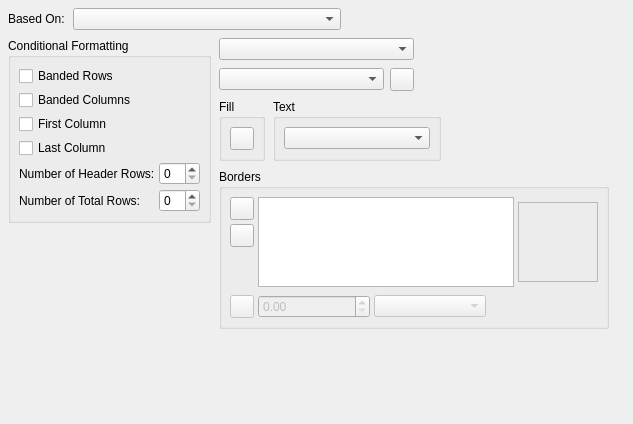
Above: scribus/ui/smtablestylewidget.ui from Mu-L/scribus before the change. Below: the same form after it.
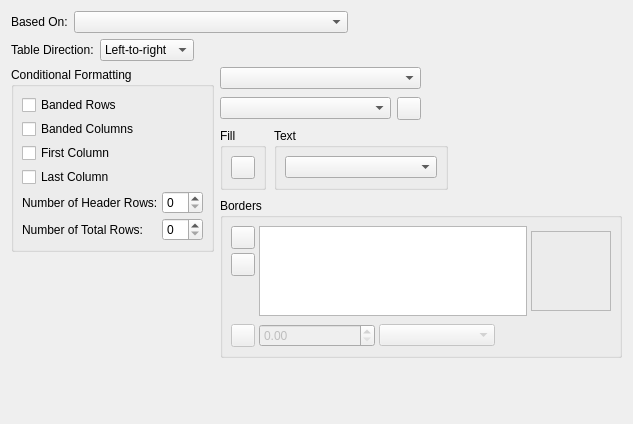
That is the form after the change. Custom widgets are drawn as their Qt base class.

Commit message: Part of #17826: RTL mode for tables - add in table direction settings to styles, and (maybe temporarily) to PP (may need to go to general propertoes on PP instead of table)

What changed in the file:
```diff
--- a/scribus/ui/smtablestylewidget.ui
+++ b/scribus/ui/smtablestylewidget.ui
@@ -10,23 +10,8 @@
     <height>424</height>
    </rect>
   </property>
-  <layout class="QGridLayout" name="gridLayout">
-   <property name="leftMargin">
-    <number>8</number>
-   </property>
-   <property name="topMargin">
-    <number>8</number>
-   </property>
-   <property name="rightMargin">
-    <number>8</number>
-   </property>
-   <property name="bottomMargin">
-    <number>8</number>
-   </property>
-   <property name="spacing">
-    <number>8</number>
-   </property>
-   <item row="0" column="0" colspan="2">
+  <layout class="QVBoxLayout" name="verticalLayout_7">
+   <item>
     <layout class="QHBoxLayout" name="horizontalLayout_2">
      <item>
       <widget class="QLabel" name="parentLabel">
@@ -60,7 +45,148 @@
      </item>
     </layout>
    </item>
+   <item>
+    <layout class="QHBoxLayout" name="horizontalLayout_4">
+     <item>
+      <widget class="QLabel" name="label_3">
+       <property name="text">
+        <string>Table Direction:</string>
+       </property>
+      </widget>
+     </item>
+     <item>
+      <widget class="QComboBox" name="tableDirectionComboBox">
+       <item>
+        <property name="text">
+         <string>Left-to-right</string>
+        </property>
+       </item>
+       <item>
+        <property name="text">
+         <string>Right-to-left</string>
+        </property>
+       </item>
+      </widget>
+     </item>
+     <item>
+      <spacer name="horizontalSpacer_2">
+       <property name="orientation">
+        <enum>Qt::Orientation::Horizontal</enum>
+       </property>
+       <property name="sizeHint" stdset="0">
+        <size>
+         <width>40</width>
+         <height>20</height>
+        </size>
+       </property>
+      </spacer>
+     </item>
+    </layout>
+   </item>
+   <item>
+    <layout class="QHBoxLayout" name="horizontalLayout_8">
+     <item>
+      <layout class="QVBoxLayout" name="verticalLayout_3">
+       <item>
+        <widget class="QGroupBox" name="conditionalFormattingGroupBox">
+         <property name="title">
+          <string>Conditional Formatting</string>
+         </property>
+         <layout class="QVBoxLayout" name="verticalLayout_4">
+          <property name="spacing">
+           <number>4</number>
+          </property>
+          <property name="leftMargin">
+           <number>8</number>
+          </property>
+          <property name="topMargin">
+           <number>8</number>
+          </property>
+          <property name="rightMargin">
+           <number>8</number>
+          </property>
+          <property name="bottomMargin">
+           <number>8</number>
+          </property>
+          <item>
+           <widget class="QCheckBox" name="bandedRowsCheckBox">
+            <property name="text">
+             <string>Banded Rows</string>
+            </property>
+           </widget>
+          </item>
+          <item>
+           <widget class="QCheckBox" name="bandedColumnsCheckBox">
+            <property name="text">
+             <string>Banded Columns</string>
+            </property>
+           </widget>
+          </item>
+          <item>
+           <widget class="QCheckBox" name="firstColumnCheckBox">
+            <property name="text">
+             <string>First Column</string>
+            </property>
+           </widget>
+          </item>
+          <item>
+           <widget class="QCheckBox" name="lastColumnCheckBox">
+            <property name="text">
+             <string>Last Column</string>
+            </property>
+           </widget>
+          </item>
+          <item>
+           <layout class="QGridLayout" name="gridLayout_2">
+            <item row="0" column="1">
+             <widget class="QSpinBox" name="headerRowsSpinBox">
+              <property name="maximum">
+               <number>10</number>
+              </property>
+             </widget>
+            </item>
+            <item row="1" column="0">
+             <widget class="QLabel" name="label_2">
+              <property name="text">
+               <string>Number of Total Rows:</string>
+              </property>
+             </widget>
+            </item>
+            <item row="0" column="0">
+             <widget class="QLabel" name="label">
+              <property name="text">
+               <string>Number of Header Rows:</string>
+              </property>
+             </widget>
+            </item>
    <item row="1" column="1">
+             <widget class="QSpinBox" name="totalRowsSpinBox">
+              <property name="maximum">
+               <number>10</number>
+              </property>
+             </widget>
+            </item>
+           </layout>
+          </item>
+         </layout>
+        </widget>
+       </item>
+       <item>
+        <spacer name="verticalSpacer">
+         <property name="orientation">
+          <enum>Qt::Orientation::Vertical</enum>
+         </property>
+         <property name="sizeHint" stdset="0">
+          <size>
+           <width>0</width>
+           <height>0</height>
+          </size>
+         </property>
+        </spacer>
+       </item>
+      </layout>
+     </item>
+     <item>
     <layout class="QVBoxLayout" name="verticalLayout_6">
      <property name="spacing">
       <number>8</number>
@@ -557,108 +683,9 @@
      </item>
     </layout>
    </item>
-   <item row="1" column="0">
-    <layout class="QVBoxLayout" name="verticalLayout_3">
-     <item>
-      <widget class="QGroupBox" name="conditionalFormattingGroupBox">
-       <property name="title">
-        <string>Conditional Formatting</string>
-       </property>
-       <layout class="QVBoxLayout" name="verticalLayout_4">
-        <property name="spacing">
-         <number>4</number>
-        </property>
-        <property name="leftMargin">
-         <number>8</number>
-        </property>
-        <property name="topMargin">
-         <number>8</number>
-        </property>
-        <property name="rightMargin">
-         <number>8</number>
-        </property>
-        <property name="bottomMargin">
-         <number>8</number>
-        </property>
-        <item>
-         <widget class="QCheckBox" name="bandedRowsCheckBox">
-          <property name="text">
-           <string>Banded Rows</string>
-          </property>
-         </widget>
-        </item>
-        <item>
-         <widget class="QCheckBox" name="bandedColumnsCheckBox">
-          <property name="text">
-           <string>Banded Columns</string>
-          </property>
-         </widget>
-        </item>
-        <item>
-         <widget class="QCheckBox" name="firstColumnCheckBox">
-          <property name="text">
-           <string>First Column</string>
-          </property>
-         </widget>
-        </item>
-        <item>
-         <widget class="QCheckBox" name="lastColumnCheckBox">
-          <property name="text">
-           <string>Last Column</string>
-          </property>
-         </widget>
-        </item>
-        <item>
-         <layout class="QGridLayout" name="gridLayout_2">
-          <item row="0" column="1">
-           <widget class="QSpinBox" name="headerRowsSpinBox">
-            <property name="maximum">
-             <number>10</number>
-            </property>
-           </widget>
-          </item>
-          <item row="1" column="0">
-           <widget class="QLabel" name="label_2">
-            <property name="text">
-             <string>Number of Total Rows:</string>
-            </property>
-           </widget>
-          </item>
-          <item row="0" column="0">
-           <widget class="QLabel" name="label">
-            <property name="text">
-             <string>Number of Header Rows:</string>
-            </property>
-           </widget>
-          </item>
-          <item row="1" column="1">
-           <widget class="QSpinBox" name="totalRowsSpinBox">
-            <property name="maximum">
-             <number>10</number>
-            </property>
-           </widget>
-          </item>
-         </layout>
-        </item>
-       </layout>
-      </widget>
-     </item>
+    </layout>
+   </item>
      <item>
-      <spacer name="verticalSpacer">
-       <property name="orientation">
-        <enum>Qt::Orientation::Vertical</enum>
-       </property>
-       <property name="sizeHint" stdset="0">
-        <size>
-         <width>0</width>
-         <height>0</height>
-        </size>
-       </property>
-      </spacer>
-     </item>
-    </layout>
-   </item>
-   <item row="1" column="2">
     <spacer name="horizontalSpacer">
      <property name="orientation">
       <enum>Qt::Orientation::Horizontal</enum>
```
Left out of the diff: 12 changed lines with no effect on the pictures. Lines whose indentation alone changed are shown as unchanged. The commit also changes 12 other files.
